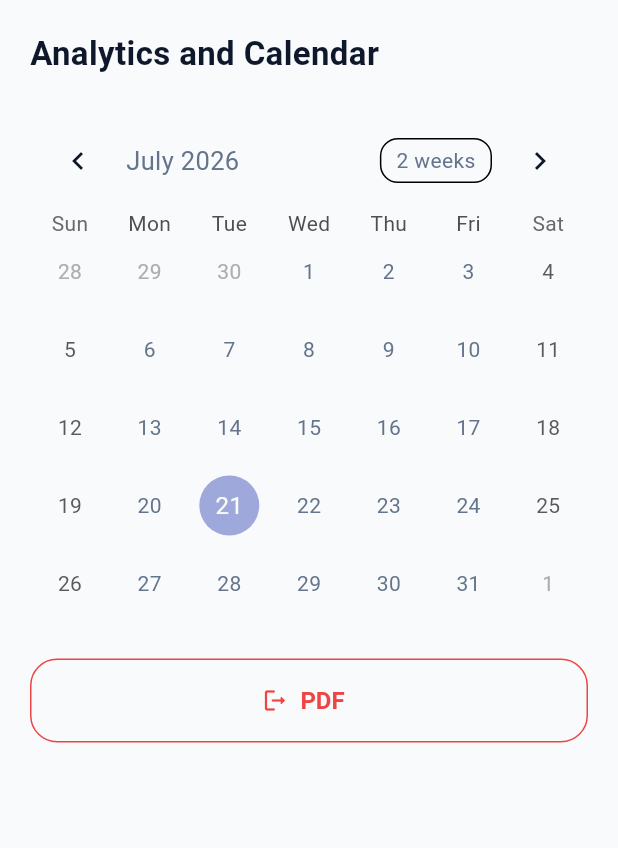
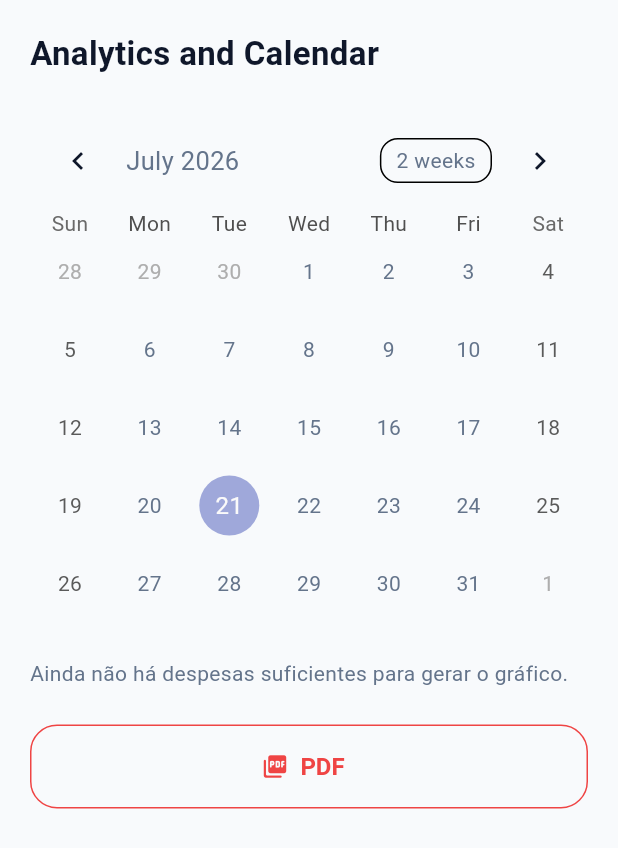
Before and after one commit to DMarques24/FinSync, a Flutter app: the AnalyticsPage screen opened directly, after a tap on "PDF", on a phone screen of 412 x 824 dp. Shown: the top 848 px of the screen. Run offline on Flutter 3.47's test engine with Material 3 defaults, Android fonts, the phone set to English and light mode, and no system bars; drawn by our look-alikes of table_calendar; our stand-ins replace flutter_bloc, get_it, go_router, image_picker, supabase_flutter; missing offline and left inert: liquid_glass_bar, sankey_flutter; accounts and stored records are empty.

Commit message:
feat: enhance analytics feature; integrate Sankey diagram for visualizing expenses and desires

```diff
--- a/finsync/lib/core/di/injection.dart
+++ b/finsync/lib/core/di/injection.dart
@@ -121,5 +121,7 @@ Future<void> initDependencies() async {
     () => OnboardingBloc(sl<CompleteOnboarding>()),
   );
 
-  sl.registerFactory<AnalyticsBloc>(() => AnalyticsBloc());
+  sl.registerFactory<AnalyticsBloc>(
+    () => AnalyticsBloc(sl<GetAllExpenses>(), sl<GetAllDesires>()),
+  );
 }
--- a/finsync/lib/presentation/pages/analytics/analytics_bloc.dart
+++ b/finsync/lib/presentation/pages/analytics/analytics_bloc.dart
@@ -1,7 +1,66 @@
+import 'package:finsync/domain/usecases/get_all_desires.dart';
+import 'package:finsync/domain/usecases/get_all_expenses.dart';
 import 'package:finsync/presentation/pages/analytics/analytics_event.dart';
 import 'package:finsync/presentation/pages/analytics/analytics_state.dart';
 import 'package:flutter_bloc/flutter_bloc.dart';
+import 'package:sankey_flutter/sankey_link.dart';
+import 'package:sankey_flutter/sankey_node.dart';
 
 class AnalyticsBloc extends Bloc<AnalyticsEvent, AnalyticsState> {
-  AnalyticsBloc() : super(AnalyticsInitialState()) {}
+  final GetAllExpenses getAllExpenses;
+  final GetAllDesires getAllDesires;
+  AnalyticsBloc(this.getAllExpenses, this.getAllDesires)
+    : super(AnalyticsInitialState()) {
+    on<LoadAnalyticsEvent>(_onLoadAnalytics);
+  }
+  Future<void> _onLoadAnalytics(
+    LoadAnalyticsEvent event,
+    Emitter<AnalyticsState> emit,
+  ) async {
+    emit(AnalyticsLoadingState());
+    try {
+      final expenses = await getAllExpenses();
+      final desires = await getAllDesires();
+
+      final nodesById = <String, SankeyNode>{};
+      SankeyNode node(String label) => nodesById.putIfAbsent(
+        label,
+        () => SankeyNode(id: nodesById.length, label: label),
+      );
+
+      final links = <SankeyLink>[];
+
+      final byCategory = <String, double>{};
+      for (final expense in expenses) {
+        byCategory[expense.category] =
+            (byCategory[expense.category] ?? 0) + expense.price;
+      }
+      byCategory.forEach((category, total) {
+        links.add(
+          SankeyLink(
+            source: node('Salário'),
+            target: node(category),
+            value: total,
+          ),
+        );
+      });
+
+      final desiresTotal = desires.fold<double>(0, (sum, d) => sum + d.price);
+      if (desiresTotal > 0) {
+        links.add(
+          SankeyLink(
+            source: node('Salário'),
+            target: node('Objetivos'),
+            value: desiresTotal,
+          ),
+        );
+      }
+
+      emit(
+        AnalyticsLoadedState(nodes: nodesById.values.toList(), links: links),
+      );
+    } catch (e) {
+      emit(AnalyticsErrorState(e.toString()));
+    }
+  }
 }
--- a/finsync/lib/presentation/pages/analytics/analytics_page.dart
+++ b/finsync/lib/presentation/pages/analytics/analytics_page.dart
@@ -1,19 +1,27 @@
 import 'package:finsync/core/theme/colors.dart';
 import 'package:finsync/core/theme/text_styles.dart';
 import 'package:finsync/presentation/pages/analytics/analytics_bloc.dart';
+import 'package:finsync/presentation/pages/analytics/analytics_event.dart';
 import 'package:finsync/presentation/pages/analytics/analytics_state.dart';
 import 'package:flutter/material.dart';
 import 'package:flutter_bloc/flutter_bloc.dart';
+import 'package:sankey_flutter/sankey_helpers.dart';
 import 'package:table_calendar/table_calendar.dart';
 
 class AnalyticsPage extends StatefulWidget {
   const AnalyticsPage({super.key});
 
   @override
-  State<StatefulWidget> createState() => _AnalyticsPageState();
+  State<AnalyticsPage> createState() => _AnalyticsPageState();
 }
 
 class _AnalyticsPageState extends State<AnalyticsPage> {
+  @override
+  void initState() {
+    super.initState();
+    context.read<AnalyticsBloc>().add(LoadAnalyticsEvent());
+  }
+
   @override
   Widget build(BuildContext context) {
     return Scaffold(
@@ -21,22 +29,15 @@ class _AnalyticsPageState extends State<AnalyticsPage> {
       body: SafeArea(
         child: BlocBuilder<AnalyticsBloc, AnalyticsState>(
           builder: (context, state) {
-            if (state is AnalyticsLoadedState) {}
-
             return SingleChildScrollView(
               padding: const EdgeInsets.all(20),
               child: Column(
                 crossAxisAlignment: CrossAxisAlignment.start,
                 children: [
-                  if (state is AnalyticsLoadingState)
-                    const Center(child: CircularProgressIndicator())
-                  else if (state is AnalyticsErrorState)
-                    Center(child: Text(state.message))
-                  else
-                    Text(
-                      "Analytics and Calendar",
-                      style: AppTextStyles.headingMedium.copyWith(fontSize: 22),
-                    ),
+                  Text(
+                    "Analytics and Calendar",
+                    style: AppTextStyles.headingMedium.copyWith(fontSize: 22),
+                  ),
                   const SizedBox(height: 24),
 
                   TableCalendar(
@@ -46,13 +47,54 @@ class _AnalyticsPageState extends State<AnalyticsPage> {
                   ),
                   const SizedBox(height: 24),
 
+                  if (state is AnalyticsLoadingState)
+                    const Center(child: CircularProgressIndicator())
+                  else if (state is AnalyticsErrorState)
+                    Center(child: Text(state.message))
+                  else if (state is AnalyticsLoadedState)
+                    if (state.nodes.isEmpty)
+                      const Text(
+                        "Ainda não há despesas suficientes para gerar o gráfico.",
+                      )
+                    else
+                      LayoutBuilder(
+                        builder: (context, constraints) {
+                          final width = constraints.maxWidth;
+                          const height = 400.0;
+                          final dataSet =
+                              SankeyDataSet(
+                                nodes: state.nodes,
+                                links: state.links,
+                              )..layout(
+                                generateSankeyLayout(
+                                  width: width,
+                                  height: height,
+                                ),
+                              );
+
+                          return SankeyDiagramWidget(
+                            data: dataSet,
+                            nodeColors: generateDefaultNodeColorMap(
+                              state.nodes,
+                            ),
+                            size: Size(width, height),
+                            showLabels: true,
+                            showTexture: true,
+                            onNodeSelected: (node) {},
+                          );
+                        },
+                      ),
+
+                  const SizedBox(height: 24),
                   SizedBox(
                     width: double.infinity,
                     height: 56,
                     child: OutlinedButton.icon(
-                      onPressed: () {},
+                      onPressed: () {
+                        // TODO: export PDF
+                      },
                       icon: const Icon(
-                        Icons.logout_rounded,
+                        Icons.picture_as_pdf_rounded,
                         color: AppColors.error,
                       ),
                       label: const Text(
--- a/finsync/lib/presentation/pages/analytics/analytics_state.dart
+++ b/finsync/lib/presentation/pages/analytics/analytics_state.dart
@@ -1,10 +1,18 @@
+import 'package:sankey_flutter/sankey_link.dart';
+import 'package:sankey_flutter/sankey_node.dart';
+
 abstract class AnalyticsState {}
 
 class AnalyticsInitialState extends AnalyticsState {}
 
 class AnalyticsLoadingState extends AnalyticsState {}
 
-class AnalyticsLoadedState extends AnalyticsState {}
+class AnalyticsLoadedState extends AnalyticsState {
+  final List<SankeyNode> nodes;
+  final List<SankeyLink> links;
+
+  AnalyticsLoadedState({required this.nodes, required this.links});
+}
 
 class AnalyticsErrorState extends AnalyticsState {
   final String message;
--- a/finsync/pubspec.yaml
+++ b/finsync/pubspec.yaml
@@ -42,6 +42,7 @@ dependencies:
   flutter_bloc: ^9.1.1
   get_it: ^9.2.1
   table_calendar: ^3.2.0
+  sankey_flutter: ^0.0.3
 
 dev_dependencies:
   flutter_test:
```
Also changed, not shown: finsync/pubspec.lock.
